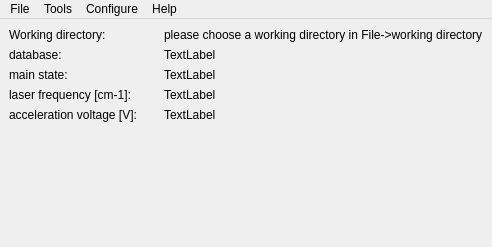
The window that TildaHost/source/Interface/MainUi/Ui_Main.ui (lasersphere/Tilda) describes before a commit, drawn with Qt 5.
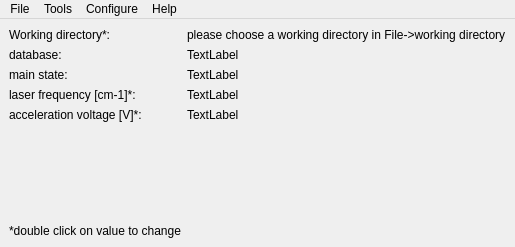
The same window after the commit. Icons and pictures are not drawn.

```diff
--- a/TildaHost/source/Interface/MainUi/Ui_Main.ui
+++ b/TildaHost/source/Interface/MainUi/Ui_Main.ui
@@ -22,7 +22,7 @@
     <item row="0" column="0">
      <widget class="QLabel" name="label_workdir">
       <property name="text">
-       <string>Working directory:</string>
+       <string>Working directory*:</string>
       </property>
      </widget>
     </item>
@@ -77,21 +77,14 @@
     <item row="3" column="0">
      <widget class="QLabel" name="label_3">
       <property name="text">
-       <string>laser frequency [cm-1]:</string>
+       <string>laser frequency [cm-1]*:</string>
       </property>
      </widget>
     </item>
     <item row="4" column="0">
      <widget class="QLabel" name="label_4">
       <property name="text">
-       <string>acceleration voltage [V]:</string>
-      </property>
-     </widget>
-    </item>
-    <item row="4" column="1">
-     <widget class="QLabel" name="label_acc_volt_set">
-      <property name="text">
-       <string>TextLabel</string>
+       <string>acceleration voltage [V]*:</string>
       </property>
      </widget>
     </item>
@@ -102,6 +95,20 @@
       </property>
      </widget>
     </item>
+    <item row="4" column="1">
+     <widget class="QLabel" name="label_acc_volt_set">
+      <property name="text">
+       <string>TextLabel</string>
+      </property>
+     </widget>
+    </item>
+    <item row="6" column="0">
+     <widget class="QLabel" name="label_5">
+      <property name="text">
+       <string>*double click on value to change</string>
+      </property>
+     </widget>
+    </item>
    </layout>
   </widget>
   <widget class="QMenuBar" name="menubar">
```
